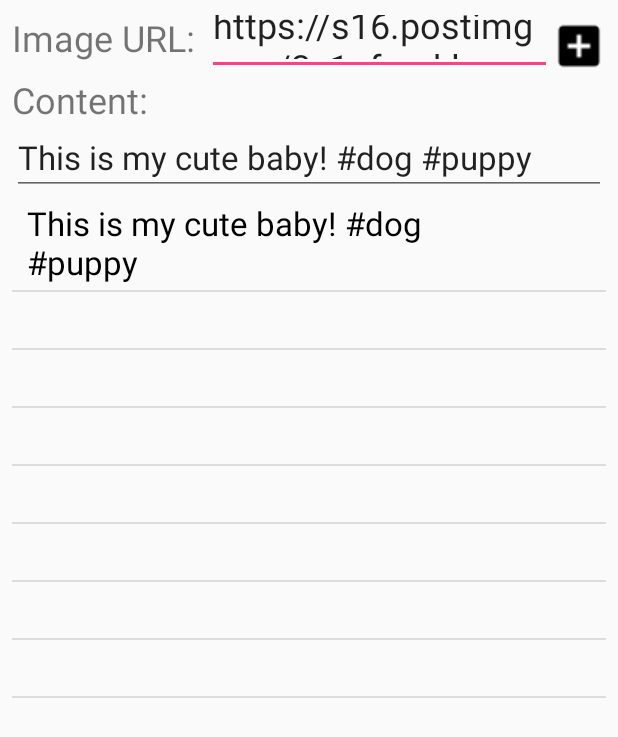
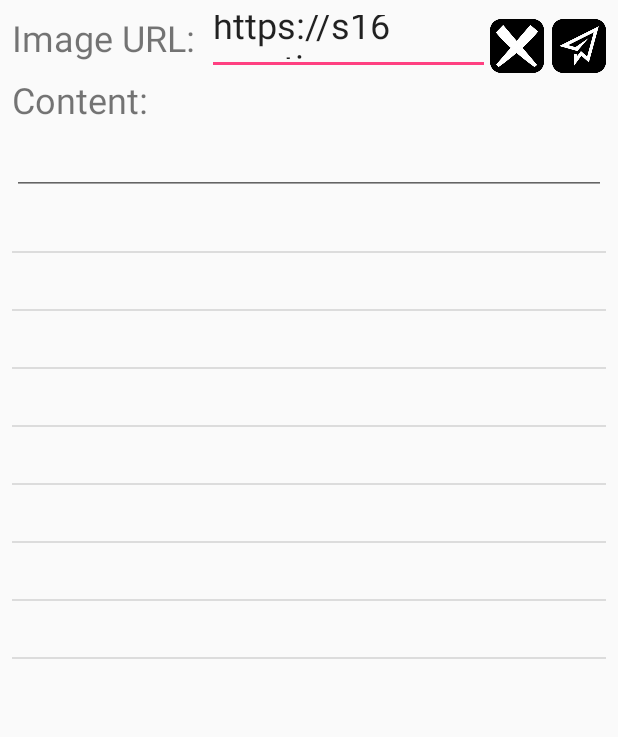
Before and after one commit to hayoungc/CS543_PubSubImage, an Android app: the PubActivity screen opened directly, with no data from a screen before it, after a tap on an icon or button, on a phone screen of 412 x 824 dp. Shown: the top 737 px of the screen. Run offline under Robolectric (Android 15) with nearby library versions, the phone set to English and light mode, and no system bars; libraries missing offline, so code that uses them is left out: org.eclipse.paho; 3 statements that could not run were skipped; 1 other tap on this screen came first.

Commit message:
Change the input UI for Publish tab
* The default input for content is set to be empty.
* A button that resets the URL input box is added next to the input box.
* Button images are changed.

```diff
--- a/app/src/main/java/com/example/jaewonkim/pubsubimage/PubActivity.java
+++ b/app/src/main/java/com/example/jaewonkim/pubsubimage/PubActivity.java
@@ -46,7 +46,7 @@ public class PubActivity extends Activity {
         ContentText = (EditText)findViewById(R.id.ContentText);
 
         ImgURL.setText(defaultURL);
-        ContentText.setText(defaultContent);
+        ContentText.setText("");
 
     }
 
@@ -87,7 +87,11 @@ public class PubActivity extends Activity {
             }
         });
         ImgURL.setText(defaultURL);
-        ContentText.setText(defaultContent);
+        ContentText.setText("");
+    }
+
+    public void cancel_topic(View v) {
+        ImgURL.setText("");
     }
 
     public static String getCurrentTimeStamp() {
--- a/app/src/main/res/layout/activity_pub.xml
+++ b/app/src/main/res/layout/activity_pub.xml
@@ -31,7 +31,14 @@
         <Button
             android:layout_width="36dp"
             android:layout_height="36dp"
-            android:background="@drawable/add_topic"
+            android:background="@drawable/cancel_topic"
+            android:id="@+id/erasePub"
+            android:onClick="cancel_topic"/>
+        <Button
+            android:layout_width="36dp"
+            android:layout_height="36dp"
+            android:background="@drawable/pub_msg"
+            android:layout_marginLeft="5dp"
             android:id="@+id/addPub"
             android:onClick="addPub"/>
 
```
Also changed, not shown: app/src/main/res/drawable/add_topic.png, app/src/main/res/drawable/cancel_topic.png (added), app/src/main/res/drawable/delete_topic.png, app/src/main/res/drawable/pub_msg.png (added), app/src/main/res/drawable/subsc_state.png, app/src/main/res/drawable/unsubsc_state.png.
